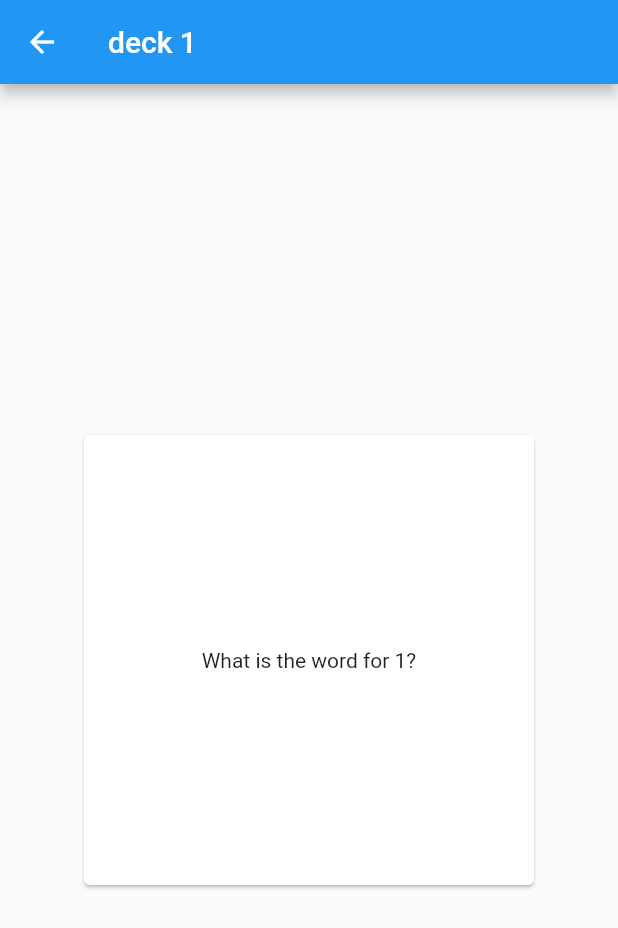
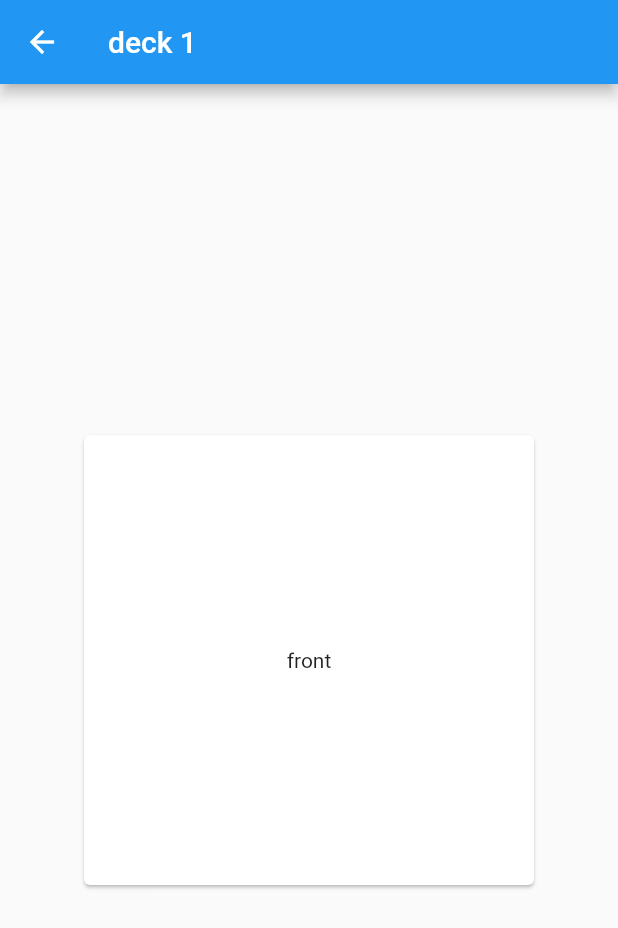
Before and after one commit to uozuAho/flashcards, a Flutter app: the screen it shows after launch, after a tap on "deck 1", on a phone screen of 412 x 824 dp. Shown: the top 928 px of the screen. Run offline on Flutter 3.47's test engine with Material 2 defaults, Android fonts, the phone set to English and light mode, and no system bars.

Commit message:
extract card data to 'business' objects

```diff
--- /dev/null
+++ b/lib/business/deck.dart
@@ -0,0 +1,12 @@
+class FlashcardDeck {
+  final List<Flashcard> cards;
+
+  FlashcardDeck(this.cards);
+}
+
+class Flashcard {
+  final String frontText;
+  final String backText;
+
+  Flashcard(this.frontText, this.backText);
+}
--- a/lib/pages/deck_viewer.dart
+++ b/lib/pages/deck_viewer.dart
@@ -1,3 +1,4 @@
+import 'package:flashcards/business/deck.dart' as business;
 import 'package:flashcards/widgets/flashcard.dart';
 import 'package:flutter/material.dart';
 
@@ -17,11 +18,12 @@ class _DeckViewerState extends State<DeckViewer> {
 
   @override
   Widget build(BuildContext context) {
+    var card = business.Flashcard('front', 'back');
     return Scaffold(
       appBar: AppBar(
         title: Text(_deckName),
       ),
-      body: Flashcard(),
+      body: Flashcard(card),
     );
   }
 }
--- a/lib/widgets/flashcard.dart
+++ b/lib/widgets/flashcard.dart
@@ -1,20 +1,26 @@
+import 'package:flashcards/business/deck.dart' as business;
 import 'package:flutter/material.dart';
 
 class Flashcard extends StatefulWidget {
+  final business.Flashcard _card;
+
+  Flashcard(this._card);
+
   @override
-  _FlashcardState createState() => _FlashcardState();
+  _FlashcardState createState() => _FlashcardState(_card);
 }
 
 class _FlashcardState extends State<Flashcard> {
-  final String _frontText = 'What is the word for 1?';
-  final String _backText = 'One';
+  final business.Flashcard _card;
 
   bool _facingUp = true;
   String _showingText;
 
+  _FlashcardState(this._card);
+
   @override
   Widget build(BuildContext context) {
-    if (_showingText == null) _showingText = _frontText;
+    if (_showingText == null) _showingText = _card.frontText;
     return Center(
       child: Card(
         child: InkWell(
@@ -22,7 +28,7 @@ class _FlashcardState extends State<Flashcard> {
           onTap: () {
             setState(() {
               _facingUp = !_facingUp;
-              _showingText = _facingUp ? _frontText : _backText;
+              _showingText = _facingUp ? _card.frontText : _card.backText;
             });
           },
           child: Container(
```
